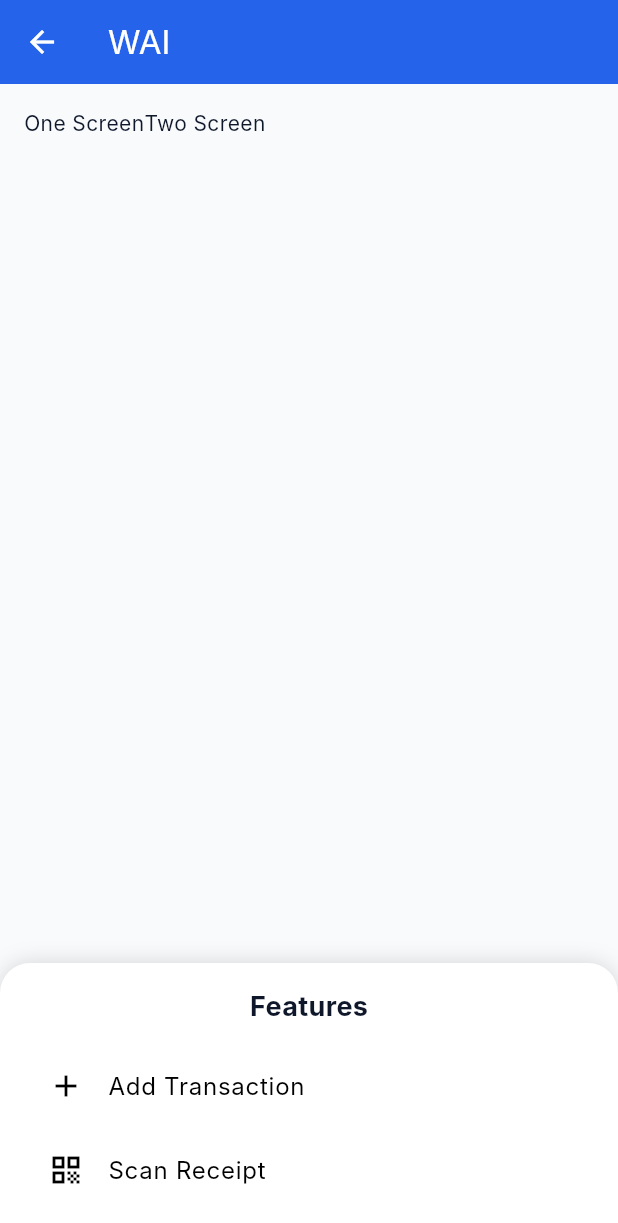
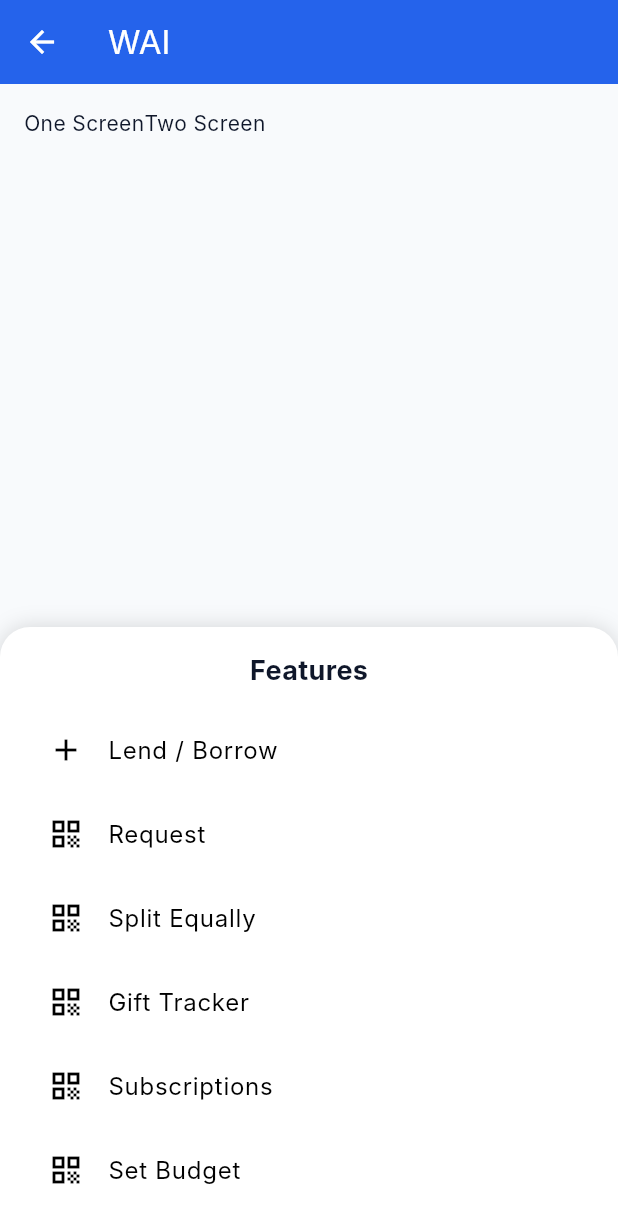
Before and after one commit to MSathiyaseelan/wai_life_assistant, a Flutter app: the BottomNavScreen screen opened by its route, item 2 of the bottom bar chosen, after a tap on "Features", on a phone screen of 412 x 824 dp. Shown: the top 1223 px of the screen. Run offline on Flutter 3.47's test engine with Material 3 defaults, Android fonts, the phone set to English and light mode, and no system bars; our stand-ins replace dio, flutter_secure_storage; accounts and stored records are empty; Roboto replaces fonts that are missing (Inter); statements that could not run were skipped.

Commit message:
Basic updates

```diff
--- a/lib/core/theme/app_spacing.dart
+++ b/lib/core/theme/app_spacing.dart
@@ -6,6 +6,11 @@ class AppSpacing {
   static const double md = 16;
   static const double lg = 24;
   static const double xl = 32;
+
+  static const double maxDesktopMaxWidth = 1200;
+  static const double desktopMaxWidth = 700;
+  static const double tabletMaxWidth = 500;
+  static const double maxTabletMaxWidth = 600;
 }
 
 //Usage
--- a/lib/features/dashboard/widgets/greeting_header.dart
+++ b/lib/features/dashboard/widgets/greeting_header.dart
@@ -19,10 +19,7 @@ class GreetingHeader extends StatelessWidget {
           ],
         ),
         const Spacer(),
-        const CircleAvatar(
-          radius: 22,
-          backgroundImage: AssetImage('assets/images/avatar.png'),
-        ),
+        const CircleAvatar(radius: 22, backgroundImage: AssetImage('')),
       ],
     );
   }
--- a/lib/features/wallet/featurelistdata.dart
+++ b/lib/features/wallet/featurelistdata.dart
@@ -4,25 +4,32 @@ import '../../data/models/wallet/featurelist.dart';
 final Map<int, List<FeatureItem>> featuresByTab = {
   1: [
     // Wallet
-    FeatureItem(title: 'Add Transaction', icon: Icons.add),
-    FeatureItem(title: 'Scan Receipt', icon: Icons.qr_code),
+    FeatureItem(title: 'Lend / Borrow', icon: Icons.add),
+    FeatureItem(title: 'Request', icon: Icons.qr_code),
+    FeatureItem(title: 'Split Equally', icon: Icons.qr_code),
+    FeatureItem(title: 'Gift Tracker', icon: Icons.qr_code),
+    FeatureItem(title: 'Subscriptions', icon: Icons.qr_code),
+    FeatureItem(title: 'Set Budget', icon: Icons.qr_code),
   ],
 
   2: [
     // Pantry
-    FeatureItem(title: 'Add Grocery', icon: Icons.shopping_cart),
-    FeatureItem(title: 'Meal Planner', icon: Icons.restaurant),
+    FeatureItem(title: 'Diet', icon: Icons.shopping_cart),
+    FeatureItem(title: 'Recipies', icon: Icons.restaurant),
+    FeatureItem(title: 'Family Profile', icon: Icons.restaurant),
   ],
 
   3: [
     // PlanIt
-    FeatureItem(title: 'Create Reminder', icon: Icons.alarm),
-    FeatureItem(title: 'New Todo', icon: Icons.check_circle),
+    FeatureItem(title: 'Event Planner', icon: Icons.alarm),
+    FeatureItem(title: 'Trip Planner', icon: Icons.check_circle),
+    FeatureItem(title: 'Item Locator', icon: Icons.check_circle),
+    FeatureItem(title: 'To-Buy List', icon: Icons.check_circle),
   ],
 
   4: [
     // Lifestyle
-    FeatureItem(title: 'Add Vehicle', icon: Icons.directions_car),
-    FeatureItem(title: 'Track Gadgets', icon: Icons.devices),
+    FeatureItem(title: 'Home Appliances', icon: Icons.directions_car),
+    FeatureItem(title: 'Collections', icon: Icons.devices),
   ],
 };
--- a/lib/navigation/featuresbottomsheet.dart
+++ b/lib/navigation/featuresbottomsheet.dart
@@ -1,14 +1,15 @@
 import 'package:flutter/material.dart';
 import '../data/models/wallet/featurelist.dart';
+import 'package:wai_life_assistant/core/theme/app_spacing.dart';
 
 void showFeaturesBottomSheet(BuildContext context, List<FeatureItem> features) {
   final width = MediaQuery.of(context).size.width;
 
   double maxWidth;
-  if (width >= 1200) {
-    maxWidth = 700; // desktop
-  } else if (width >= 600) {
-    maxWidth = 500; // tablet
+  if (width >= AppSpacing.maxDesktopMaxWidth) {
+    maxWidth = AppSpacing.desktopMaxWidth; // desktop
+  } else if (width >= AppSpacing.maxTabletMaxWidth) {
+    maxWidth = AppSpacing.tabletMaxWidth; // tablet
   } else {
     maxWidth = width; // mobile
   }
@@ -20,7 +21,6 @@ void showFeaturesBottomSheet(BuildContext context, List<FeatureItem> features) {
     isScrollControlled: true,
     backgroundColor: Colors.transparent,
 
-    // 🔥 THIS IS THE KEY
     constraints: BoxConstraints(maxWidth: maxWidth),
 
     builder: (ctx) {
@@ -41,13 +41,10 @@ void showFeaturesBottomSheet(BuildContext context, List<FeatureItem> features) {
               'Features',
               style: TextStyle(fontSize: 18, fontWeight: FontWeight.bold),
             ),
+
             SizedBox(height: 12),
 
-            // ListTile(title: Text('Feature 1')),
-            // ListTile(title: Text('Feature 2')),
-            // ListTile(title: Text('Feature 3')),
-
-            // 🔥 Dynamic ListTiles
+            // Dynamic ListTiles
             ...features.map(
               (item) => ListTile(
                 leading: Icon(item.icon),
```
